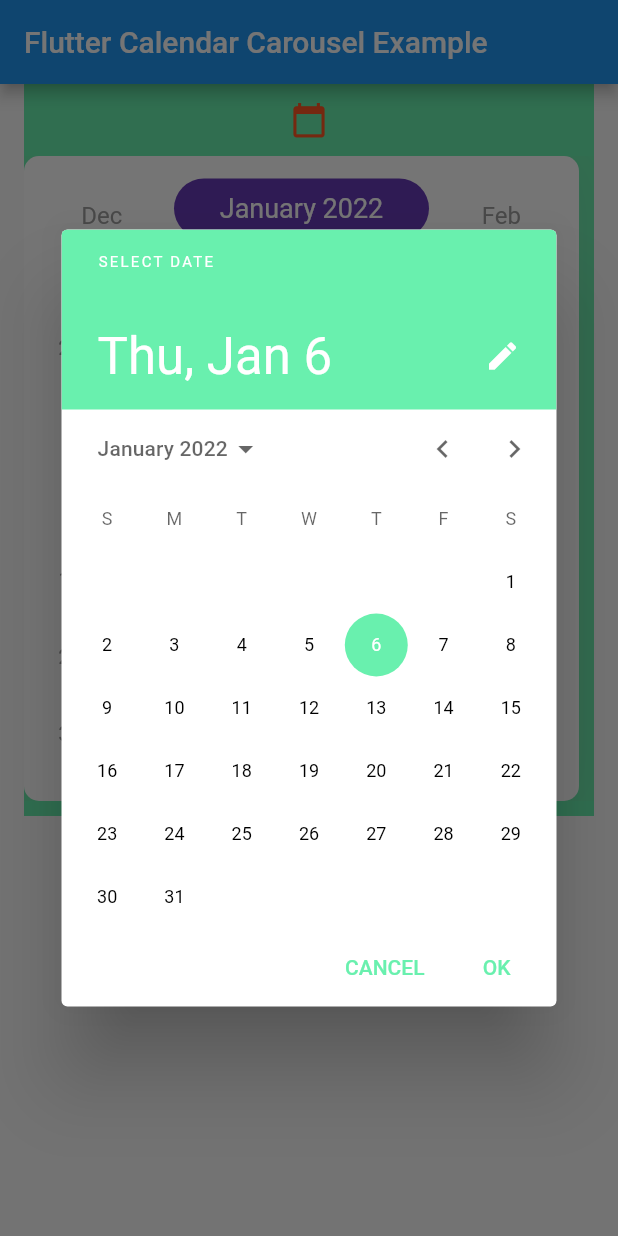
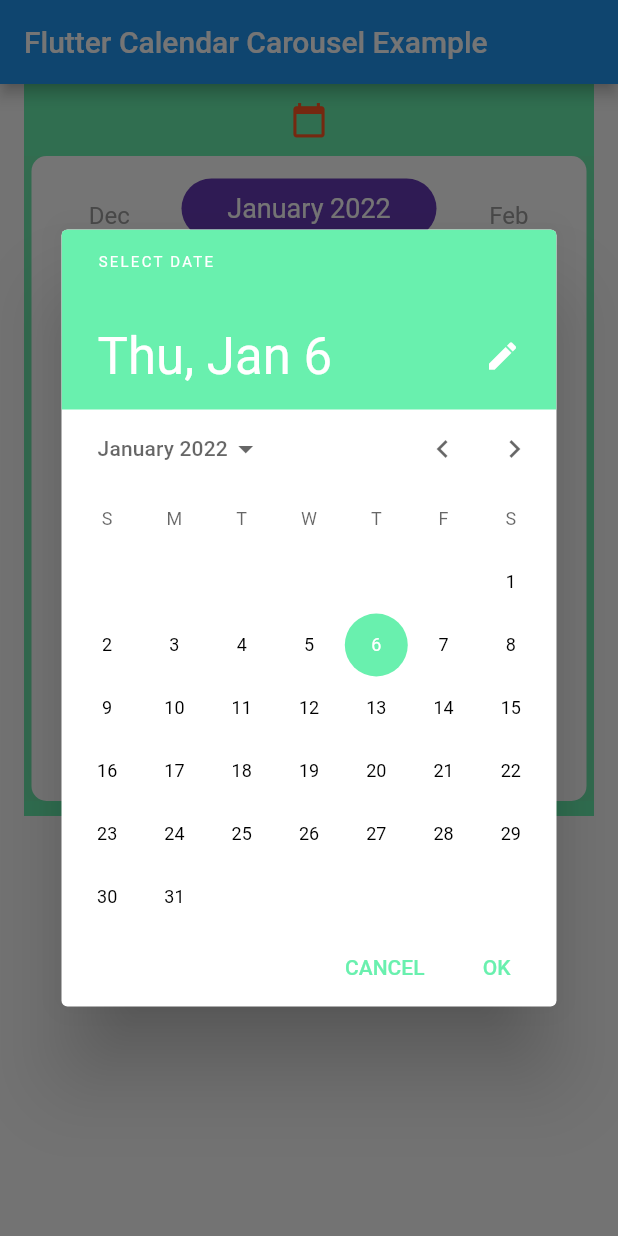
Before and after one commit to MarceloEsser/flutter-carousel-calendar, a Flutter app: the screen it shows after launch, after a tap on the "calendar today" icon, on a phone screen of 412 x 824 dp. Run offline on Flutter 3.47's test engine with Material 2 defaults, Android fonts, the phone set to English and light mode, and no system bars; our stand-ins replace jiffy.

Commit message:
grid scroll removed for better responsive layout

```diff
--- a/lib/flutter_calendar_carousel.dart
+++ b/lib/flutter_calendar_carousel.dart
@@ -343,12 +343,12 @@ class _CalendarState<T extends EventInterface>
     if (widget.targetDateTime != null) {
       _targetDate = widget.targetDateTime ?? DateTime.now();
       if (_targetDate.isBefore(minDate)) {
-        minDate = DateTime(
-            _targetDate.year - 1, _targetDate.month, _targetDate.day);
+        minDate =
+            DateTime(_targetDate.year - 1, _targetDate.month, _targetDate.day);
       }
       if (_targetDate.isAfter(maxDate)) {
-        maxDate = DateTime(
-            _targetDate.year + 1, _targetDate.month, _targetDate.day);
+        maxDate =
+            DateTime(_targetDate.year + 1, _targetDate.month, _targetDate.day);
       }
     }
   }
@@ -397,6 +397,7 @@ class _CalendarState<T extends EventInterface>
     return SizeTransition(
       sizeFactor: _calendarSizeAnimation,
       axis: Axis.vertical,
+      child: Center(
         child: Container(
           padding: const EdgeInsets.symmetric(vertical: 15, horizontal: 5),
           decoration: widget.boxDecoration,
@@ -423,6 +424,7 @@ class _CalendarState<T extends EventInterface>
               ),
               Expanded(
                   child: PageView.builder(
+                scrollDirection: Axis.horizontal,
                 itemCount: this._dates.length,
                 onPageChanged: (index) {
                   _pageNum = index;
@@ -436,6 +438,7 @@ class _CalendarState<T extends EventInterface>
                 },
               )),
             ],
+          ),
         ),
       ),
     );
@@ -569,6 +572,7 @@ class _CalendarState<T extends EventInterface>
     double todayBorderWidth = isToday ? 1 : 0;
 
     BoxDecoration mDecoration = BoxDecoration(
+        shape: BoxShape.circle,
         border: Border.all(
           width: todayBorderWidth,
           color: todayBorderColor,
@@ -742,7 +746,7 @@ class _CalendarState<T extends EventInterface>
             width: double.infinity,
             height: double.infinity,
             child: GridView.count(
-              physics: widget.customGridViewPhysics,
+              physics: NeverScrollableScrollPhysics(),
               crossAxisCount: 7,
               childAspectRatio: widget.childAspectRatio,
               children: List.generate(totalItemCount, (index) {
--- a/lib/src/calendar_carrousel_header.dart
+++ b/lib/src/calendar_carrousel_header.dart
@@ -50,8 +50,7 @@ class _CalendarCarouselHeaderState extends State<CalendarCarouselHeader>
   @override
   void didUpdateWidget(covariant CalendarCarouselHeader oldWidget) {
     if (oldWidget.selectedIndex != widget.selectedIndex) {
-      mPagerController?.animateToPage(widget.selectedIndex,
-          duration: Duration(milliseconds: 300), curve: Curves.easeIn);
+      mPagerController?.jumpToPage(widget.selectedIndex);
     }
     super.didUpdateWidget(oldWidget);
   }
```
Lines whose indentation alone changed are shown as unchanged.
